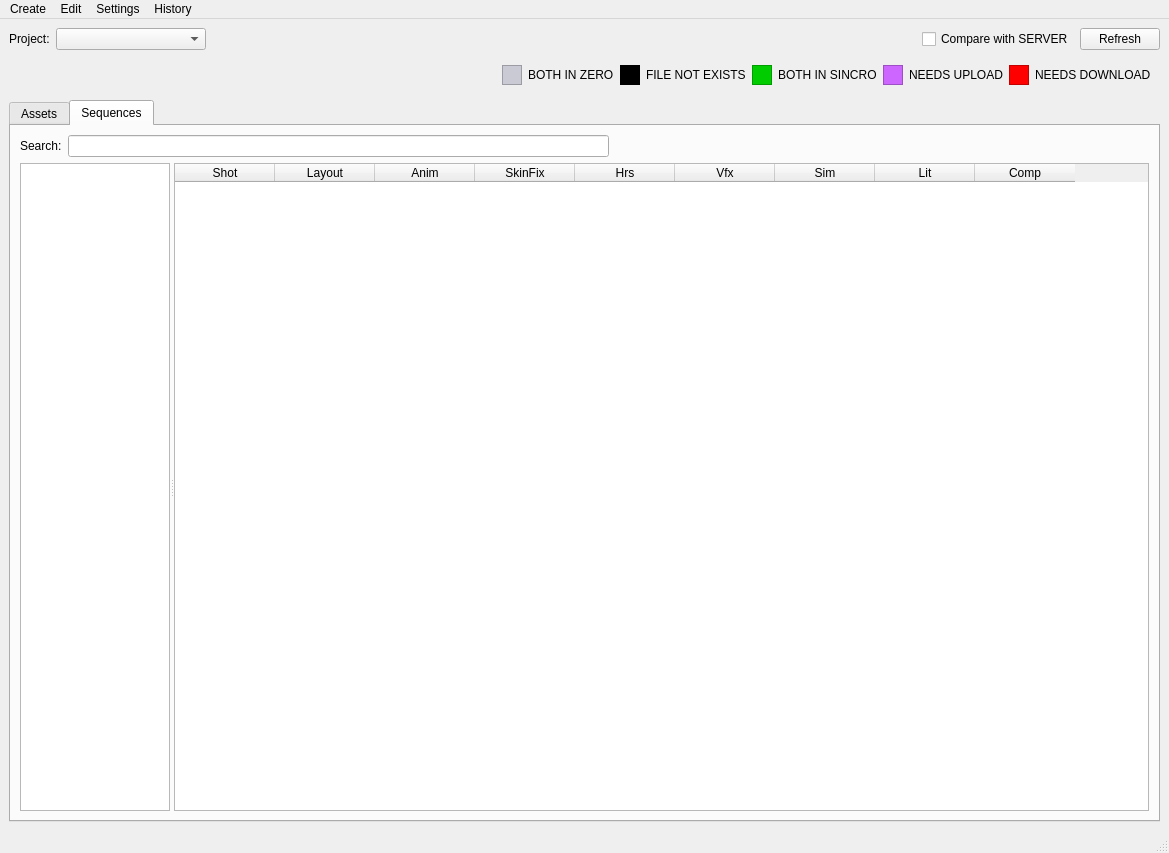
Before: the Qt Designer form pipe/manager/manager.ui in skarone/PipeL, drawn with Qt 5.
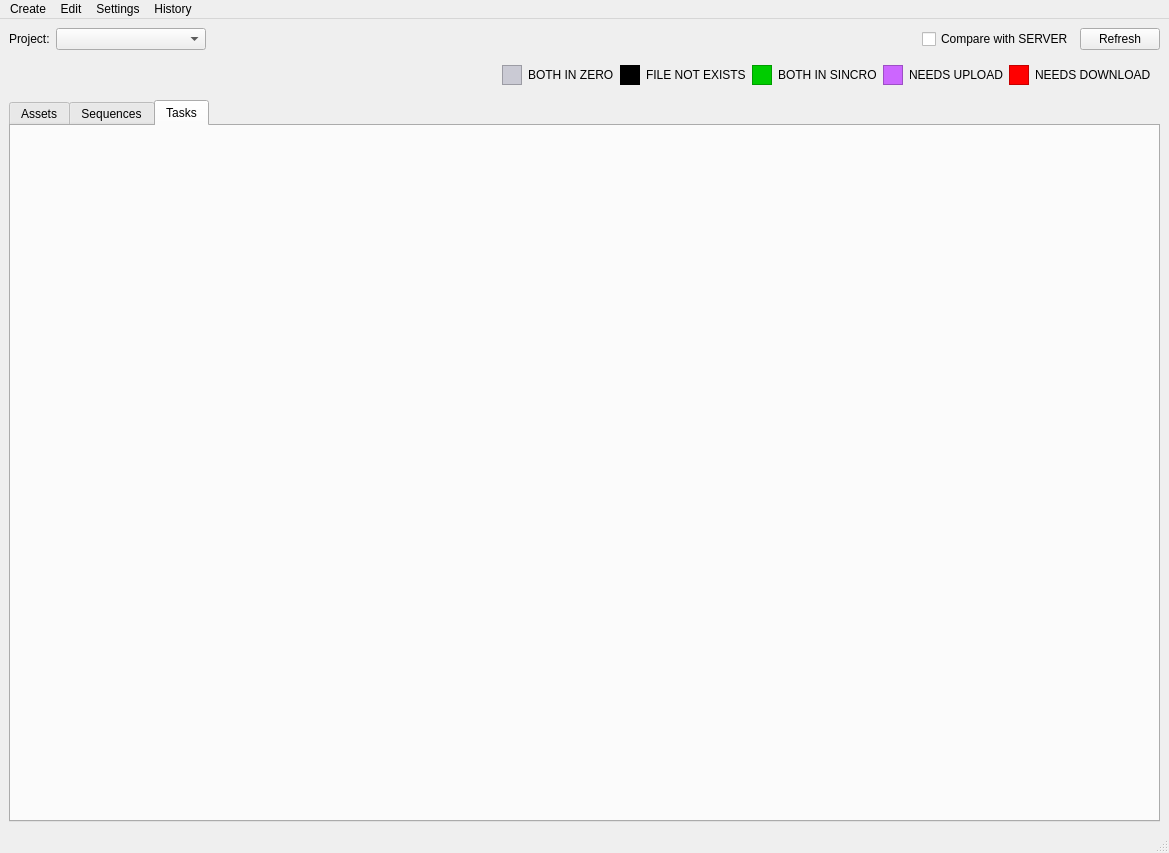
After: the same form once the commit is applied.

Diff of the .ui file:
```diff
--- a/pipe/manager/manager.ui
+++ b/pipe/manager/manager.ui
@@ -286,7 +286,7 @@
     <item>
      <widget class="QTabWidget" name="tabWidget">
       <property name="currentIndex">
-       <number>1</number>
+       <number>2</number>
       </property>
       <widget class="QWidget" name="assetsTab">
        <attribute name="title">
@@ -461,6 +461,16 @@
         </item>
        </layout>
       </widget>
+      <widget class="QWidget" name="tab">
+       <attribute name="title">
+        <string>Tasks</string>
+       </attribute>
+       <layout class="QVBoxLayout" name="verticalLayout_5">
+        <item>
+         <layout class="QVBoxLayout" name="tasks_lay"/>
+        </item>
+       </layout>
+      </widget>
      </widget>
     </item>
    </layout>
```
